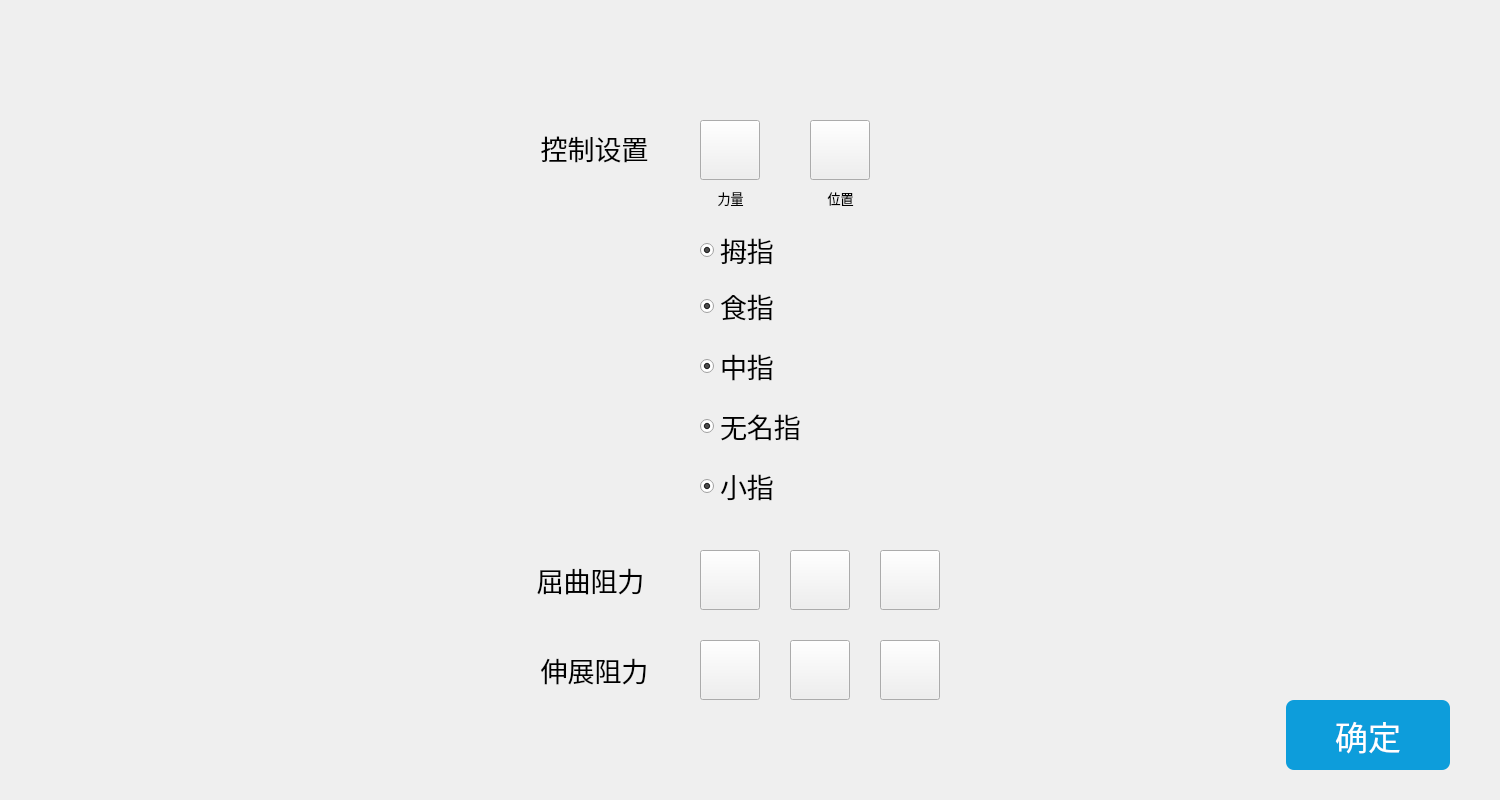
Before: the Qt Designer form src/TreatMode/controlset.ui in xiaosongzhi/FingerControl, drawn with Qt 5.
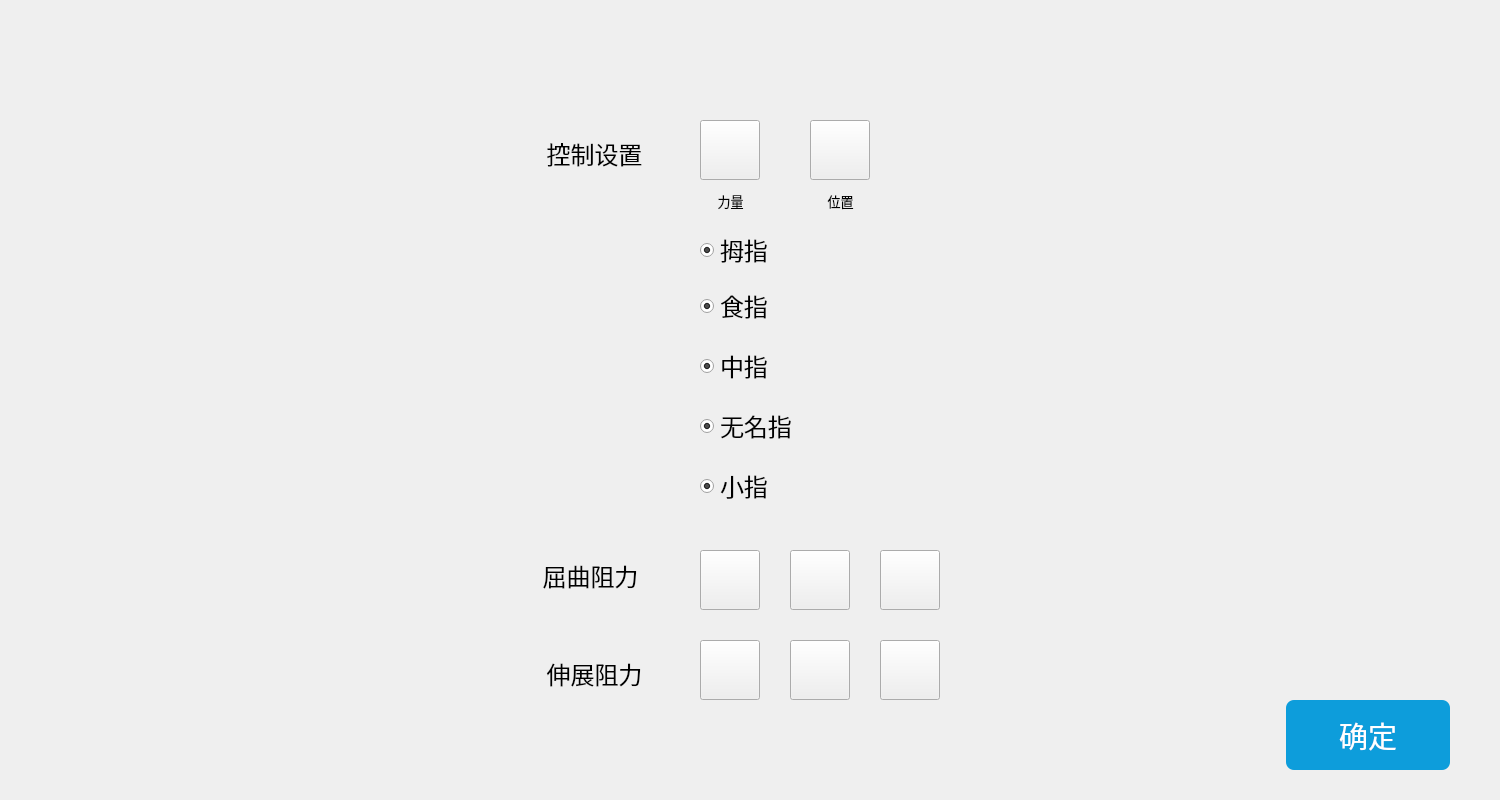
After: the same form once the commit is applied. Icons and pictures are not drawn.

What changed in the file:
```diff
--- a/src/TreatMode/controlset.ui
+++ b/src/TreatMode/controlset.ui
@@ -19,13 +19,13 @@
      <x>509</x>
      <y>133</y>
      <width>171</width>
-     <height>30</height>
+     <height>41</height>
     </rect>
    </property>
    <property name="font">
     <font>
      <family>黑体</family>
-     <pointsize>20</pointsize>
+     <pointsize>18</pointsize>
     </font>
    </property>
    <property name="text">
@@ -74,14 +74,14 @@
     <rect>
      <x>700</x>
      <y>230</y>
-     <width>121</width>
+     <width>151</width>
      <height>40</height>
     </rect>
    </property>
    <property name="font">
     <font>
      <family>黑体</family>
-     <pointsize>20</pointsize>
+     <pointsize>18</pointsize>
     </font>
    </property>
    <property name="styleSheet">
@@ -103,14 +103,14 @@
     <rect>
      <x>700</x>
      <y>286</y>
-     <width>111</width>
+     <width>150</width>
      <height>40</height>
     </rect>
    </property>
    <property name="font">
     <font>
      <family>黑体</family>
-     <pointsize>20</pointsize>
+     <pointsize>18</pointsize>
     </font>
    </property>
    <property name="styleSheet">
@@ -132,14 +132,14 @@
     <rect>
      <x>700</x>
      <y>346</y>
-     <width>101</width>
+     <width>150</width>
      <height>40</height>
     </rect>
    </property>
    <property name="font">
     <font>
      <family>黑体</family>
-     <pointsize>20</pointsize>
+     <pointsize>18</pointsize>
     </font>
    </property>
    <property name="styleSheet">
@@ -161,14 +161,14 @@
     <rect>
      <x>700</x>
      <y>406</y>
-     <width>131</width>
+     <width>150</width>
      <height>40</height>
     </rect>
    </property>
    <property name="font">
     <font>
      <family>黑体</family>
-     <pointsize>20</pointsize>
+     <pointsize>18</pointsize>
     </font>
    </property>
    <property name="styleSheet">
@@ -190,14 +190,14 @@
     <rect>
      <x>700</x>
      <y>466</y>
-     <width>101</width>
+     <width>150</width>
      <height>40</height>
     </rect>
    </property>
    <property name="font">
     <font>
      <family>黑体</family>
-     <pointsize>20</pointsize>
+     <pointsize>18</pointsize>
     </font>
    </property>
    <property name="styleSheet">
@@ -226,7 +226,7 @@
    <property name="font">
     <font>
      <family>黑体</family>
-     <pointsize>25</pointsize>
+     <pointsize>22</pointsize>
     </font>
    </property>
    <property name="styleSheet">
@@ -341,15 +341,15 @@
     <property name="geometry">
      <rect>
       <x>-10</x>
-      <y>35</y>
+      <y>25</y>
       <width>181</width>
-      <height>30</height>
+      <height>41</height>
      </rect>
     </property>
     <property name="font">
      <font>
       <family>黑体</family>
-      <pointsize>20</pointsize>
+      <pointsize>18</pointsize>
      </font>
     </property>
     <property name="text">
@@ -380,15 +380,15 @@
     <property name="geometry">
      <rect>
       <x>-1</x>
-      <y>125</y>
+      <y>123</y>
       <width>171</width>
-      <height>30</height>
+      <height>41</height>
      </rect>
     </property>
     <property name="font">
      <font>
       <family>黑体</family>
-      <pointsize>20</pointsize>
+      <pointsize>18</pointsize>
      </font>
     </property>
     <property name="text">
@@ -405,7 +405,7 @@
      <x>810</x>
      <y>190</y>
      <width>61</width>
-     <height>16</height>
+     <height>21</height>
     </rect>
    </property>
    <property name="font">
@@ -427,7 +427,7 @@
      <x>700</x>
      <y>190</y>
      <width>61</width>
-     <height>16</height>
+     <height>21</height>
     </rect>
    </property>
    <property name="font">
```
